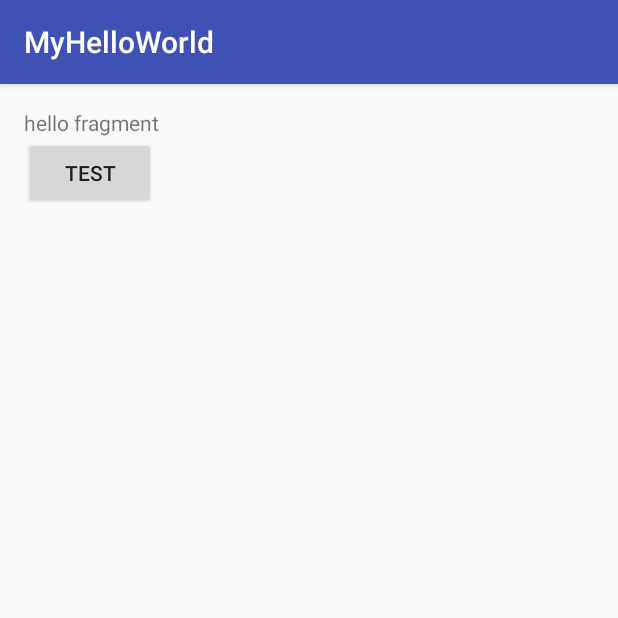
After one commit to hemin1003/MyHelloWorld, an Android app: the TestFragment screen opened directly, with no data from a screen before it, on a phone screen of 412 x 824 dp, the top half of it. The commit adds this screen. Run offline under Robolectric (Android 15) with nearby library versions, the light colour scheme and no system bars.

Commit message:
test fragment

```diff
--- a/app/build.gradle
+++ b/app/build.gradle
@@ -23,4 +23,5 @@ dependencies {
     compile fileTree(include: ['*.jar'], dir: 'libs')
     testCompile 'junit:junit:4.12'
     compile 'com.android.support:appcompat-v7:23.4.0'
+    compile 'com.android.support:support-v4:23.4.0'
 }
--- a/app/src/main/AndroidManifest.xml
+++ b/app/src/main/AndroidManifest.xml
@@ -12,7 +12,6 @@
     <uses-permission android:name="android.permission.READ_SMS" />
     <uses-permission android:name="android.permission.SEND_SMS" />
     <uses-permission android:name="android.permission.RECEIVE_BOOT_COMPLETED" />
-
 
     <application
         android:allowBackup="true"
@@ -55,7 +54,8 @@
         <activity android:name=".phone.TestCallStatus" />
         <activity android:name=".phone.TestSmsStatus" />
         <activity android:name=".network.TestWebView" />
-        <activity android:name=".network.TestGallery"></activity>
+        <activity android:name=".network.TestGallery" />
+        <activity android:name=".fragment.TestFragment"></activity>
     </application>
 
 </manifest>
--- /dev/null
+++ b/app/src/main/java/com/minbo/myhelloworld/fragment/TestFragment.java
@@ -0,0 +1,45 @@
+package com.minbo.myhelloworld.fragment;
+
+import android.app.FragmentManager;
+import android.app.FragmentTransaction;
+import android.support.v7.app.AppCompatActivity;
+import android.os.Bundle;
+import android.view.View;
+import android.widget.Button;
+import android.widget.LinearLayout;
+import android.widget.Toast;
+
+import com.minbo.myhelloworld.R;
+
+public class TestFragment extends AppCompatActivity {
+
+    private Button btnAddFragment;
+    private LinearLayout bottomLayout;
+    private FragmentManager fragmentManager;
+    private FragmentTransaction fragmentTransaction;
+
+    @Override
+    protected void onCreate(Bundle savedInstanceState) {
+        super.onCreate(savedInstanceState);
+        setContentView(R.layout.activity_test_fragment);
+
+        btnAddFragment = (Button) findViewById(R.id.btnAddFragment);
+        bottomLayout = (LinearLayout) findViewById(R.id.bottomLayout);
+        fragmentManager = getFragmentManager();
+        fragmentTransaction = fragmentManager.beginTransaction();
+
+        btnAddFragment.setOnClickListener(new View.OnClickListener() {
+            @Override
+            public void onClick(View v) {
+
+                FirstFragment fragment = new FirstFragment();
+                fragmentTransaction.add(R.id.bottomLayout, fragment);
+                fragmentTransaction.commit();
+
+                Button button = (Button) fragment.getActivity().findViewById(R.id.button);
+
+                Toast.makeText(TestFragment.this, button.getText(), Toast.LENGTH_SHORT).show();
+            }
+        });
+    }
+}
--- /dev/null
+++ b/app/src/main/res/layout/activity_test_fragment.xml
@@ -0,0 +1,32 @@
+<?xml version="1.0" encoding="utf-8"?>
+<LinearLayout xmlns:android="http://schemas.android.com/apk/res/android"
+    xmlns:tools="http://schemas.android.com/tools"
+    android:layout_width="match_parent"
+    android:layout_height="match_parent"
+    android:paddingBottom="@dimen/activity_vertical_margin"
+    android:paddingLeft="@dimen/activity_horizontal_margin"
+    android:paddingRight="@dimen/activity_horizontal_margin"
+    android:paddingTop="@dimen/activity_vertical_margin"
+    android:orientation="vertical"
+    tools:context="com.minbo.myhelloworld.fragment.TestFragment">
+
+    <TextView
+        android:layout_width="wrap_content"
+        android:layout_height="wrap_content"
+        android:text="hello fragment"/>
+
+    <Button
+        android:layout_width="wrap_content"
+        android:layout_height="wrap_content"
+        android:text="Test"
+        android:id="@+id/btnAddFragment"/>
+
+    <LinearLayout
+        android:id="@+id/bottomLayout"
+        android:layout_width="match_parent"
+        android:layout_height="match_parent"
+        android:orientation="vertical">
+
+    </LinearLayout>
+
+</LinearLayout>
--- a/app/src/main/res/layout/main_toast.xml
+++ b/app/src/main/res/layout/main_toast.xml
@@ -2,6 +2,11 @@
 <LinearLayout xmlns:android="http://schemas.android.com/apk/res/android"
     android:orientation="vertical" android:layout_width="match_parent"
     android:layout_height="match_parent">
+    <Button
+        android:layout_width="match_parent"
+        android:layout_height="wrap_content"
+        android:text="Test Fragment"
+        android:id="@+id/btn_Fragment"/>
     <Button
         android:layout_width="match_parent"
         android:layout_height="wrap_content"
--- a/app/src/main/res/values/strings.xml
+++ b/app/src/main/res/values/strings.xml
@@ -2,4 +2,7 @@
     <string name="app_name">MyHelloWorld</string>
     <string name="dialog_title">MyDialog</string>
     <string name="dialog_body">电池容量</string>
+
+    <!-- TODO: Remove or change this placeholder text -->
+    <string name="hello_blank_fragment">Hello blank fragment</string>
 </resources>
```
Also changed, not shown: app/src/main/java/com/minbo/myhelloworld/MainActivity.java (+10 -0 lines), app/src/main/java/com/minbo/myhelloworld/fragment/FirstFragment.java (added, +31 -0 lines), app/src/main/res/layout/fragment_first.xml (added, +24 -0 lines).
